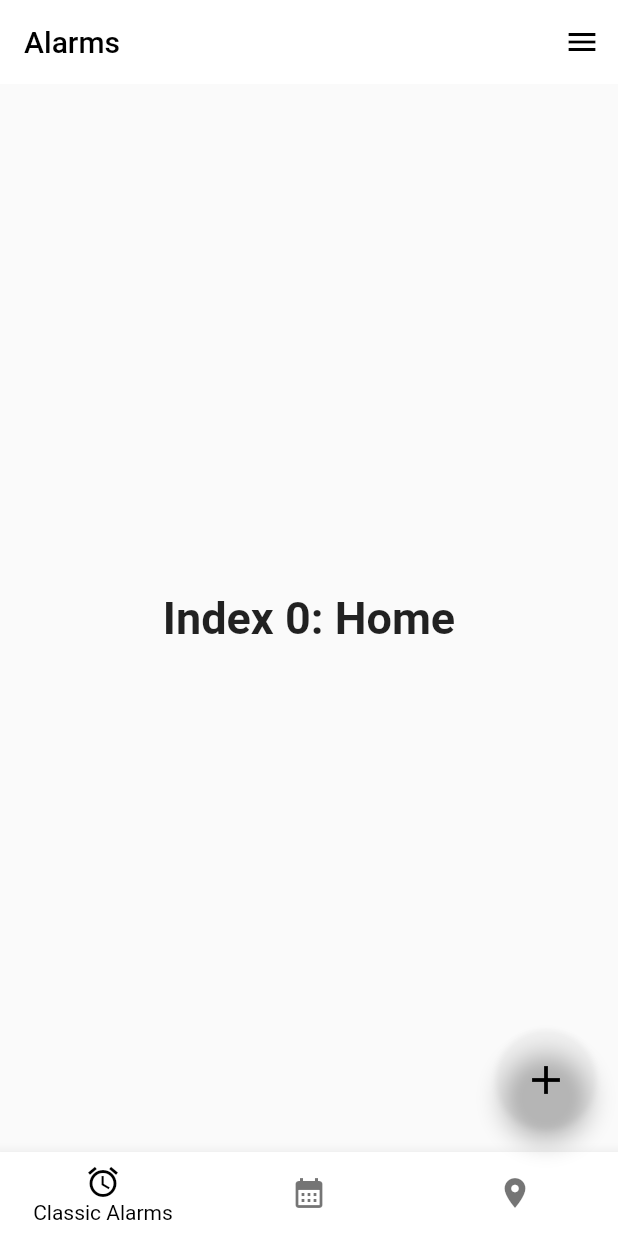
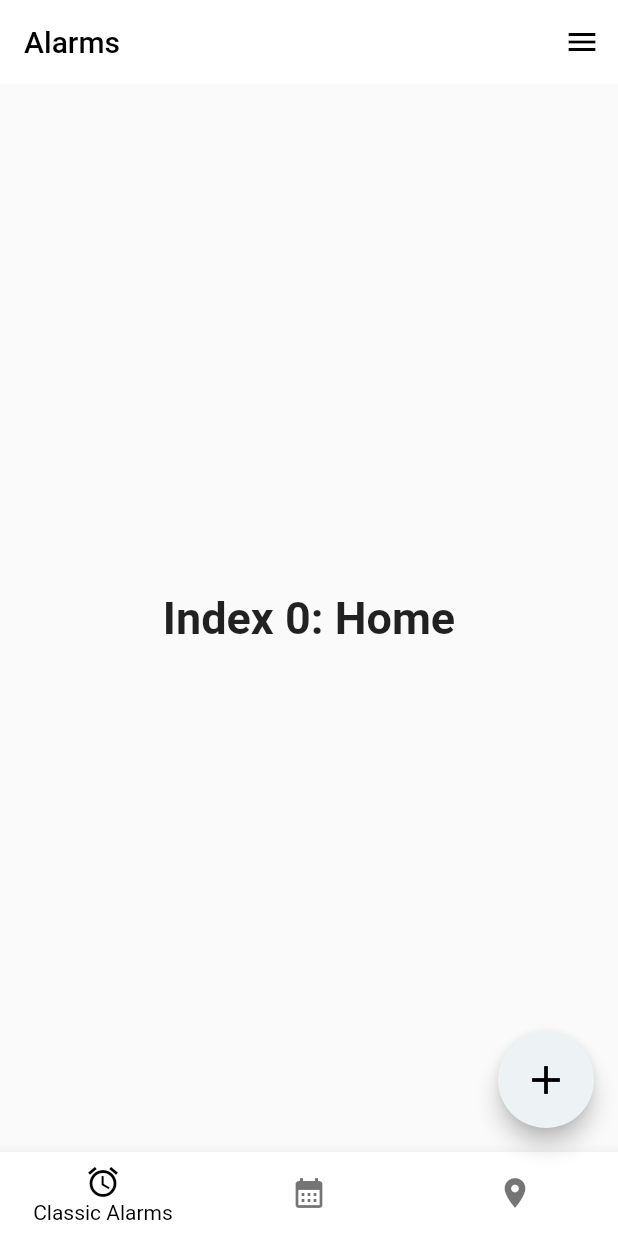
Before and after one commit to MaximCheb/flutter_dd_alarm, a Flutter app: the screen it shows after launch, on a phone screen of 412 x 824 dp. Run offline on Flutter 3.47's test engine with Material 2 defaults, Android fonts, the phone set to English and light mode, and no system bars; our stand-ins replace bloc, dartz, equatable; generated files the repository leaves out were written again.

Commit message:
create app theme templates

```diff
--- a/lib/common/app_themes.dart
+++ b/lib/common/app_themes.dart
@@ -4,44 +4,68 @@ class AppTheme{
   static ThemeData classicTheme()=>
     ThemeData(
       splashColor: Colors.blueGrey,
-      primaryColor: const Color(0x4F5b66),
-     bottomAppBarColor: const Color(0x65737E),
-     hoverColor: const Color(0x343D46),
+      primaryColor: const Color(0xffedf2f4),
+     bottomAppBarColor: const Color(0xff65737E),
+     hoverColor: const Color(0xff8d99ae),
      colorScheme: ColorScheme.light()
     );
   static ThemeData darkTheme()=>
       ThemeData(
-        primaryColor: Colors.white70,
+        primaryColor: Colors.black12,
+        hoverColor: Colors.white70,
           colorScheme: ColorScheme.dark(
             background: Color.fromARGB(255, 119, 119, 119)
           )
       );
       // from https://www.color-hex.com/color-palette/1407
-  static ThemeData blueGreyTheme()=>
+  static ThemeData blueGrey()=>
       ThemeData(
-          primaryColor: const Color(0x536878),
+          primaryColor: const Color(0xff6c757d),
+          hoverColor: const Color(0xffcbf3f0),
+          // https://material.io/design/color/the-color-system.html#color-theme-creation
           colorScheme: const ColorScheme.dark(
-              background: const Color.fromARGB(255, 119, 119, 119),
-              primary: const Color(0x536878),
-              secondary: const Color(0x536878),
-              error: const Color(0x536878),
-              onSurface: const Color(0x536878),
+              primary: Color(0xffced4da),
+              primaryContainer:  Color(0xffe9ecef),
+              secondary: Color(0xff52796f),
+              secondaryContainer: Color(0xff84a98c),
+              //
+              background: Color(0xff212529),
+              surface:  Color(0xff343a40),
+              error: Color(0xffd62828),
+              //
+              onPrimary: Color(0xfff7ede2),
+              onSurface: Color(0xfff8f9fa),
+              onBackground: Color(0xfff8f9fa),
+              onError: Color(0xfff1faee),
+              //
               brightness: Brightness.dark
-
           )
       );
       // from https://www.color-hex.com/color-palette/2738
+      // from https://coolors.co/palettes/trending
       static ThemeData lightBlueTheme()=>
       ThemeData(
-          primaryColor: const Color(0x536878),
-          colorScheme: const ColorScheme.dark(
-              background: const Color.fromARGB(255, 119, 119, 119),
-              primary: const Color(0x536878),
-              secondary: const Color(0x536878),
-              error: const Color(0x536878),
-              onSurface: const Color(0x536878),
-              brightness: Brightness.dark
-
+          primaryColor: const Color(0xff0077b6),
+          hoverColor: const Color(0xff48cae4),
+          // https://material.io/design/color/the-color-system.html#color-theme-creation
+          colorScheme: const ColorScheme.light(
+              primary: Color(0xff023e8a),
+              primaryContainer:  Color(0xff03045e),
+              secondary: Color(0xff00b4d8),
+              secondaryContainer: Color(0xff0096c7),
+              //
+              background: Color(0xfff1faee),
+              surface:  Color(0xffCAF0F8),
+              error: Color(0xffef233c),
+              //
+              onPrimary: Color(0xfff7ede2),
+              onSecondary: Color(0xffedf2f4),
+              onSurface: Color(0xff2b2d42),
+              onBackground: Color(0xff1d3557),
+              onError: Color(0xfff1faee),
+              //
+              brightness: Brightness.light
           )
       );
+
 }
```
